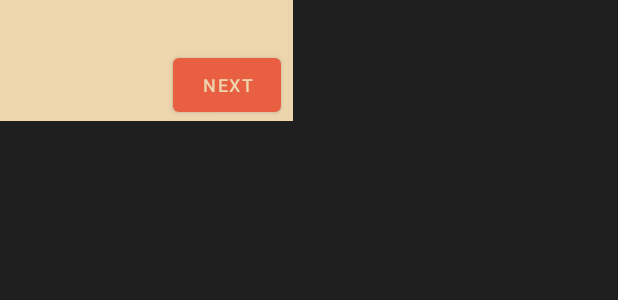
After one commit to osualaFC/Burn-It, an Android app: the layout balloon_layout.xml on its own in the app's theme, with its tools: preview values and no code run, on a phone screen of 412 x 824 dp. The commit adds this screen. Shown: the top 300 px of the screen. Run offline under Robolectric (Android 15) with nearby library versions, the phone set to English and light mode, and no system bars.

Commit message:
added welcome tooltip

```diff
--- a/app/build.gradle
+++ b/app/build.gradle
@@ -135,6 +135,9 @@ dependencies {
     //Lottie animation
     implementation "com.airbnb.android:lottie:3.4.4"
 
+    //Balloon tooltip
+    implementation "com.github.skydoves:balloon:1.3.3"
+
     //test
     implementation "androidx.test:core:1.3.0"
     androidTestImplementation "com.google.truth:truth:1.0.1"
--- /dev/null
+++ b/app/src/main/res/layout/balloon_layout.xml
@@ -0,0 +1,29 @@
+<?xml version="1.0" encoding="utf-8"?>
+<androidx.appcompat.widget.LinearLayoutCompat xmlns:android="http://schemas.android.com/apk/res/android"
+    android:layout_width="195dp"
+    xmlns:app="http://schemas.android.com/apk/res-auto"
+    android:minWidth="195dp"
+    android:orientation="vertical"
+    android:background="@color/colorSecondary"
+    android:layout_height="wrap_content">
+    <TextView
+        android:id="@+id/balloon_text"
+        android:layout_width="wrap_content"
+        android:layout_height="wrap_content"
+        android:textSize="12sp"
+        android:layout_marginTop="16dp"
+        android:layout_marginStart="16dp"
+        android:textColor="@color/primaryDark"
+        />
+    <Button
+        android:id="@+id/balloon_btn"
+        android:layout_width="72dp"
+        android:layout_height="wrap_content"
+        android:layout_gravity="end"
+        android:layout_marginEnd="8dp"
+        android:text="@string/next"
+        android:textColor="@color/colorSecondary"
+        android:textSize="12sp"
+      />
+
+</androidx.appcompat.widget.LinearLayoutCompat>
--- a/app/src/main/res/layout/fragment_setup.xml
+++ b/app/src/main/res/layout/fragment_setup.xml
@@ -58,6 +58,7 @@
             android:backgroundTint="@color/colorPrimary"
             android:ems="10"
             android:hint="@string/your_name"
+            android:textCursorDrawable="@color/colorWhite"
             android:inputType="textPersonName" />
 
     </com.google.android.material.textfield.TextInputLayout>
@@ -79,6 +80,7 @@
             android:backgroundTint="@color/colorPrimary"
             android:ems="10"
             android:hint="@string/your_weight"
+            android:textCursorDrawable="@color/colorWhite"
             android:inputType="numberDecimal" />
 
     </com.google.android.material.textfield.TextInputLayout>
--- a/app/src/main/res/layout/fragment_target.xml
+++ b/app/src/main/res/layout/fragment_target.xml
@@ -78,6 +78,7 @@
                 android:backgroundTint="@color/colorPrimary"
                 android:ems="10"
                 android:hint="@string/_2"
+                android:textCursorDrawable="@color/colorWhite"
                 android:textColor="@color/colorWhite"
                 android:inputType="number" />
 
```
Also changed, not shown: app/src/main/java/com/example/burn_it/ui/RunFragment.kt (+79 -12 lines), app/src/main/java/com/example/burn_it/ui/TargetFragment.kt (+4 -4 lines), app/src/main/java/com/example/burn_it/utils/IntroBalloonFactory.kt (added, +40 -0 lines), app/src/main/res/drawable/ic_checkmark.xml (added, +12 -0 lines), app/src/main/res/drawable/ic_next_page.xml (added, +15 -0 lines), app/src/main/res/layout/fragment_run.xml (+18 -7 lines), app/src/main/res/values/strings.xml (+7 -0 lines).
